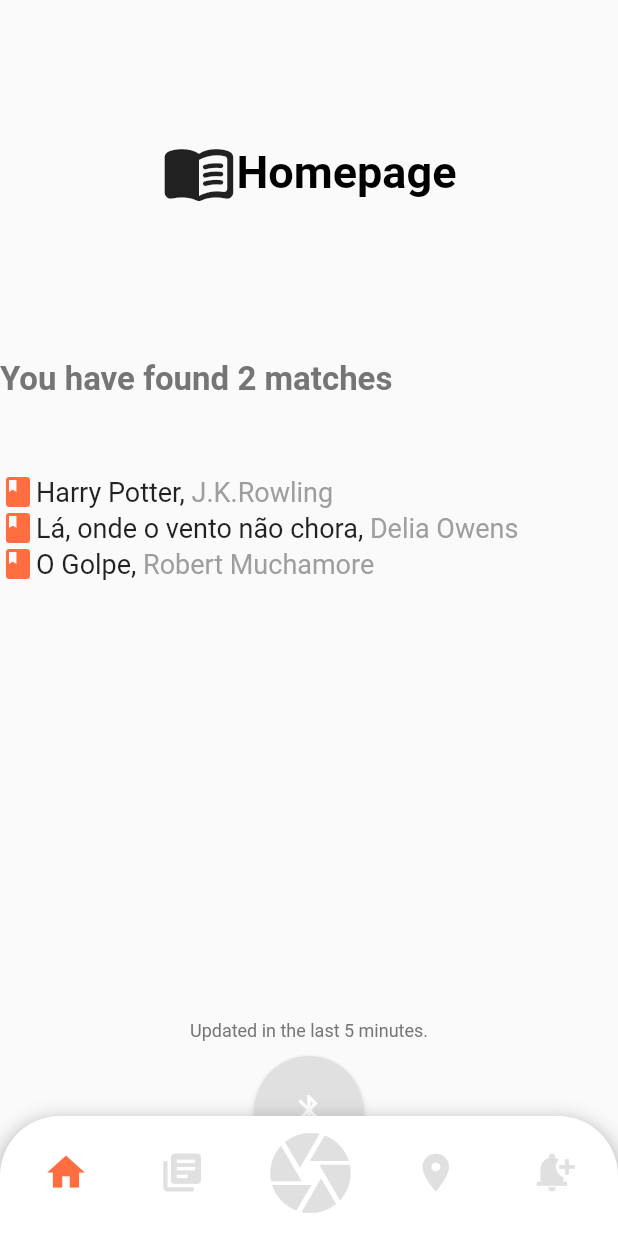
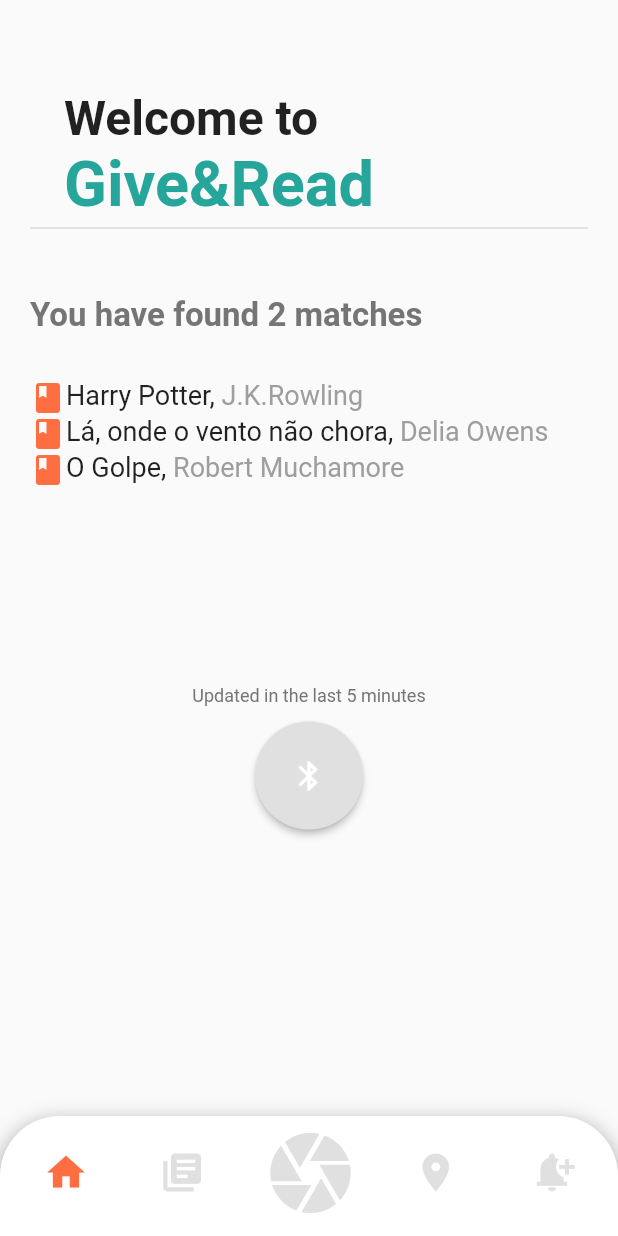
Before and after one commit to tomasfilipe7/Give_N_Read, a Flutter app: the screen it shows after launch, on a phone screen of 412 x 824 dp. Run offline on Flutter 3.47's test engine with Material 2 defaults, Android fonts, the phone set to English and light mode, and no system bars; our stand-ins replace flutter_blue, google_maps_flutter; missing offline and left inert: qr_code_scanner.

Commit message:
Homepage minor changes

```diff
--- a/lib/bluetooth_button.dart
+++ b/lib/bluetooth_button.dart
@@ -14,9 +14,14 @@
   final List<BluetoothDevice> devicesList = <BluetoothDevice>[];
   @override
   Widget build(BuildContext context) {
-    return Column(mainAxisAlignment: MainAxisAlignment.start, children: [
+    return Container(
+      padding: EdgeInsets.symmetric(horizontal: 20),
+      child: Column(
+        crossAxisAlignment: CrossAxisAlignment.center,
+        mainAxisAlignment: MainAxisAlignment.center,
+        children: [
           Text(
-        "Updated in the last 5 minutes.",
+            "Updated in the last 5 minutes",
             style: TextStyle(fontSize: 12, color: Colors.grey[600]),
           ),
           SizedBox(
@@ -37,7 +42,9 @@
                     ? Colors.grey[300]
                     : Theme.of(context).colorScheme.secondary),
           ),
-    ]);
+        ],
+      ),
+    );
   }
 
   void ScanForDevices() {
--- a/lib/homepage.dart
+++ b/lib/homepage.dart
@@ -14,36 +14,54 @@
   @override
   Widget build(BuildContext context) {
     return Scaffold(
-      bottomNavigationBar: BottomNavBar(idx: 0),
       body: Column(
-        crossAxisAlignment: CrossAxisAlignment.center,
         children: [
-          SizedBox(
-            height: 90,
+          Container(
+            //padding: EdgeInsets.only(top: 60, left: 20, right: 20),
+            padding: EdgeInsets.only(right: 120, top: 60),
+            child:
+              Column(
+                //mainAxisAlignment: MainAxisAlignment.center,
+                crossAxisAlignment: CrossAxisAlignment.start,
+                children: [
+                  Text('Welcome to', style: TextStyle(fontWeight: FontWeight.bold, fontSize: 32)),
+                  Text('Give&Read', style: TextStyle(fontWeight: FontWeight.bold, fontSize: 42, color: Theme.of(context).primaryColor)),
+                ],
+              ),
           ),
-          Row(
-            mainAxisAlignment: MainAxisAlignment.center,
-            children: [
-              Icon(
-                Icons.menu_book_rounded,
-                size: 50,
-              ),
-              Text(
-                "Homepage",
-                style: TextStyle(
-                    color: Colors.black,
-                    fontWeight: FontWeight.bold,
-                    fontSize: 30),
-              ),
-            ],
+          const Divider(
+            height: 10,
+            thickness: 1,
+            indent: 20,
+            endIndent: 20,
           ),
-          SizedBox(
-            height: 90,
-          ),
+          // SizedBox(
+          //   height: 90,
+          // ),
+          // Row(
+          //   mainAxisAlignment: MainAxisAlignment.center,
+          //   children: [
+          //     Icon(
+          //       Icons.menu_book_rounded,
+          //       size: 50,
+          //     ),
+          //     Text(
+          //       "Homepage",
+          //       style: TextStyle(
+          //           color: Colors.black,
+          //           fontWeight: FontWeight.bold,
+          //           fontSize: 30),
+          //     ),
+          //   ],
+          // ),
+          // SizedBox(
+          //   height: 90,
+          // ),
           Matches_List(),
           BluetoothButton(),
         ],
       ),
+      bottomNavigationBar: BottomNavBar(idx: 0),
     );
   }
 }
--- a/lib/matches_list.dart
+++ b/lib/matches_list.dart
@@ -17,14 +17,12 @@
   @override
   Widget build(BuildContext context) {
     return Container(
-      height: 450,
+      padding: EdgeInsets.symmetric(vertical: 40, horizontal: 20),
+      height: 300,
       child: Column(
         crossAxisAlignment: CrossAxisAlignment.start,
         mainAxisAlignment: MainAxisAlignment.start,
         children: [
-          SizedBox(
-            height: 10,
-          ),
           matches_found == 0
               ? Text(
                   'No matches were found',
@@ -32,7 +30,7 @@
                       color: Colors.grey[600],
                       fontWeight: FontWeight.bold,
                       fontSize: 22),
-                  textAlign: TextAlign.left,
+                  //textAlign: TextAlign.left,
                 )
               : Text(
                   "You have found $matches_found matches",
@@ -40,17 +38,18 @@
                       color: Colors.grey[600],
                       fontWeight: FontWeight.bold,
                       fontSize: 22),
-                  textAlign: TextAlign.left,
+                  //textAlign: TextAlign.left,
                 ),
           SizedBox(
-            height: 50,
+            height: 30,
           ),
           Column(
-            mainAxisAlignment: MainAxisAlignment.spaceAround,
+            //mainAxisAlignment: MainAxisAlignment.spaceAround,
             children: <Widget>[
               for (final book in book_list.entries)
                 Row(
-                  mainAxisAlignment: MainAxisAlignment.start,
+                  //mainAxisAlignment: MainAxisAlignment.start,
+                  crossAxisAlignment: CrossAxisAlignment.start,
                   children: [
                     Icon(
                       Icons.book_rounded,
@@ -59,15 +58,19 @@
                     Text(
                       book.key,
                       style: const TextStyle(fontSize: 18),
+                      overflow: TextOverflow.ellipsis,
                     ),
-                    Text(
-                      book.value,
-                      style: TextStyle(color: Colors.grey[500], fontSize: 18),
-                    )
+                    Expanded(
+                      child: Text(
+                        book.value,
+                        style: TextStyle(color: Colors.grey[500], fontSize: 18),
+                        overflow: TextOverflow.ellipsis,
+                      ),
+                    ),
                   ],
                 ),
             ],
-          )
+          ),
         ],
       ),
     );
```
Lines whose indentation alone changed are shown as unchanged.
